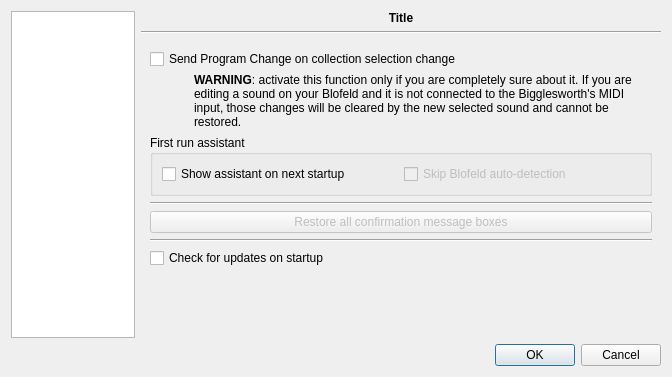
Old version of the form bigglesworth/ui/settings.ui in the repository MaurizioB/Bigglesworth.
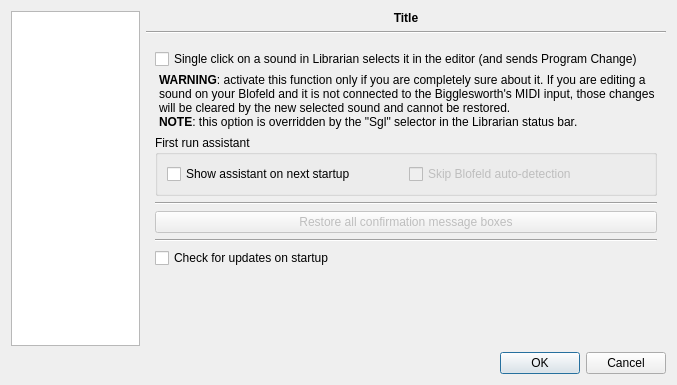
New version of the form. The open tabs and pages were chosen to show the change. Icons and pictures are not drawn. Custom widgets are drawn as their Qt base class.

Commit message: Custom widgets, librarian click action, sequencer. Custom widgets have been "synced" with the sequencer/multi updates. Librarian now supports different single/double click actions, which can be set via statusbar widgets. Various small fixes for the sequencer.

Diff of the .ui file:
```diff
--- a/bigglesworth/ui/settings.ui
+++ b/bigglesworth/ui/settings.ui
@@ -6,8 +6,8 @@
    <rect>
     <x>0</x>
     <y>0</y>
-    <width>672</width>
-    <height>377</height>
+    <width>677</width>
+    <height>385</height>
    </rect>
   </property>
   <property name="windowTitle">
@@ -1106,7 +1106,7 @@
          <item row="1" column="1">
           <widget class="QLabel" name="label">
            <property name="text">
-            <string>&lt;html&gt;&lt;head/&gt;&lt;body&gt;&lt;p&gt;&lt;span style=&quot; font-weight:600;&quot;&gt;WARNING&lt;/span&gt;: activate this function only if you are completely sure about it. If you are editing a sound on your Blofeld and it is not connected to the Bigglesworth's MIDI input, those changes will be cleared by the new selected sound and cannot be restored.&lt;/p&gt;&lt;/body&gt;&lt;/html&gt;</string>
+            <string>&lt;html&gt;&lt;head/&gt;&lt;body&gt;&lt;p&gt;&lt;span style=&quot; font-weight:600;&quot;&gt;WARNING&lt;/span&gt;: activate this function only if you are completely sure about it. If you are editing a sound on your Blofeld and it is not connected to the Bigglesworth's MIDI input, those changes will be cleared by the new selected sound and cannot be restored.&lt;br/&gt;&lt;span style=&quot; font-weight:600;&quot;&gt;NOTE&lt;/span&gt;: this option is overridden by the &amp;quot;Sgl&amp;quot; selector in the Librarian status bar.&lt;/p&gt;&lt;/body&gt;&lt;/html&gt;</string>
            </property>
            <property name="wordWrap">
             <bool>true</bool>
@@ -1114,25 +1114,19 @@
           </widget>
          </item>
          <item row="1" column="0">
-          <spacer name="horizontalSpacer_6">
-           <property name="orientation">
-            <enum>Qt::Horizontal</enum>
+          <widget class="QWidget" name="sendLibrarySpacer" native="true">
+           <property name="sizePolicy">
+            <sizepolicy hsizetype="Fixed" vsizetype="Preferred">
+             <horstretch>0</horstretch>
+             <verstretch>0</verstretch>
+            </sizepolicy>
            </property>
-           <property name="sizeType">
-            <enum>QSizePolicy::Fixed</enum>
-           </property>
-           <property name="sizeHint" stdset="0">
-            <size>
-             <width>40</width>
-             <height>20</height>
-            </size>
-           </property>
-          </spacer>
+          </widget>
          </item>
          <item row="0" column="0" colspan="2">
           <widget class="QCheckBox" name="sendLibraryProgChangeChk">
            <property name="text">
-            <string>Send Program Change on collection selection change</string>
+            <string>Single click on a sound in Librarian selects it in the editor (and sends Program Change)</string>
            </property>
           </widget>
          </item>
```
Left out of the diff: 4 changed lines with no effect on the pictures. The commit also changes 18 other files.
